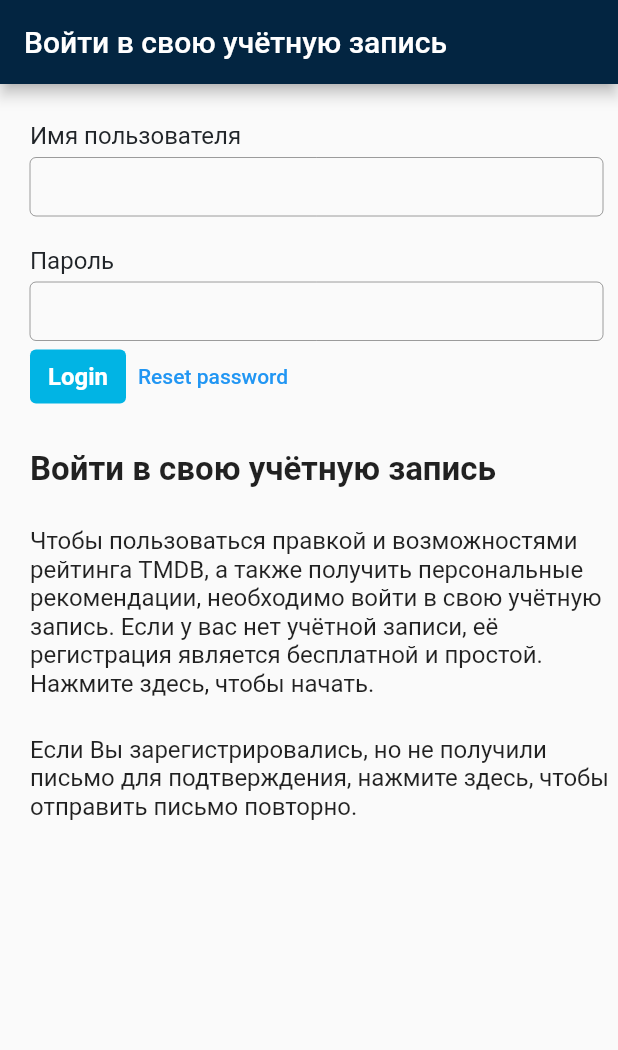
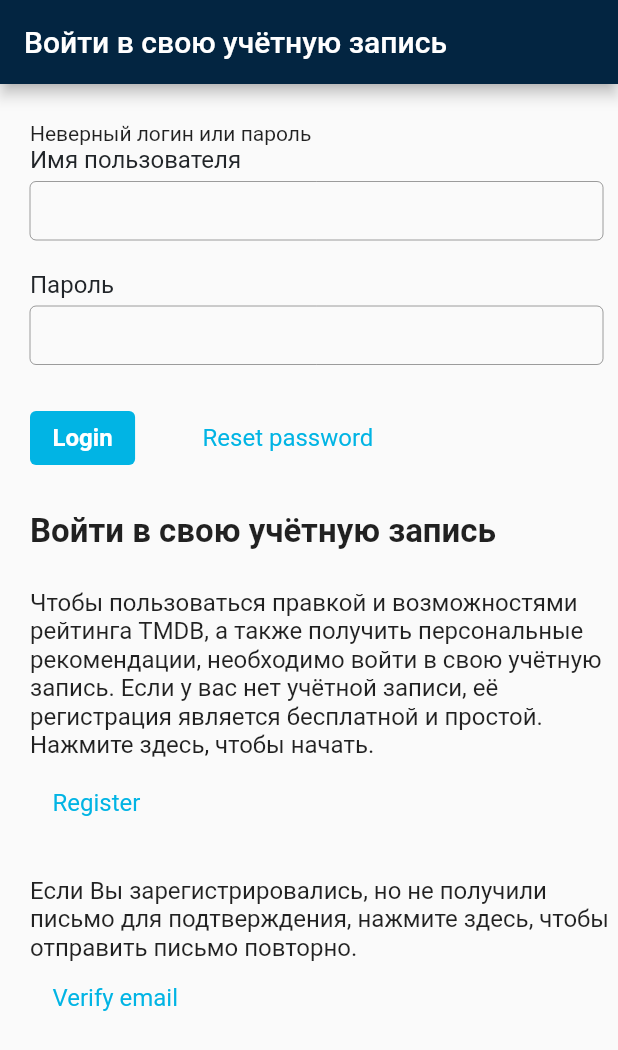
Before and after one commit to Aleksandr19May/themoviedb, a Flutter app: the screen it shows after launch, after a tap on "Login", on a phone screen of 412 x 824 dp. Shown: the top 1050 px of the screen. Run offline on Flutter 3.47's test engine with Material 2 defaults, Android fonts, the phone set to English and light mode, and no system bars.

Commit message:
added login

```diff
--- /dev/null
+++ b/lib/Theme/app_button_style.dart
@@ -0,0 +1,16 @@
+import 'package:flutter/material.dart';
+
+abstract class AppButtonStyle {
+static const ButtonStyle linkButton =  ButtonStyle(
+
+            foregroundColor: MaterialStatePropertyAll(Color(0xFF01B4E4)),
+            padding:MaterialStatePropertyAll(EdgeInsets.symmetric(horizontal: 15,vertical: 8)) ,
+            textStyle: MaterialStatePropertyAll(TextStyle(
+              fontSize: 16,fontWeight: FontWeight.w400
+            ),
+
+            )
+          );
+
+
+}
--- a/lib/widgets/auth/auth_widget.dart
+++ b/lib/widgets/auth/auth_widget.dart
@@ -1,4 +1,5 @@
 import 'package:flutter/material.dart';
+import 'package:themoviedb/Theme/app_button_style.dart';
 
 class AuthWidget extends StatefulWidget {
   const AuthWidget({super.key});
@@ -33,28 +34,42 @@ class _HeaderWidget extends StatelessWidget {
       padding: const EdgeInsets.only(left: 20),
       child: Column(
         crossAxisAlignment: CrossAxisAlignment.start,
-        children: const [
-          SizedBox(
+        children: [
+          const SizedBox(
             height: 25,
           ),
-          _FormWidget(),
-          SizedBox(
+          const _FormWidget(),
+          const SizedBox(
             height: 25,
           ),
-          Text('Войти в свою учётную запись',
+          const Text('Войти в свою учётную запись',
               style: TextStyle(fontSize: 22, fontWeight: FontWeight.bold)),
-          SizedBox(
+          const SizedBox(
             height: 25,
           ),
-          Text(
+          const Text(
               'Чтобы пользоваться правкой и возможностями рейтинга TMDB, а также получить персональные рекомендации, необходимо войти в свою учётную запись. Если у вас нет учётной записи, её регистрация является бесплатной и простой. Нажмите здесь, чтобы начать.',
               style: style),
-          SizedBox(
+          const SizedBox(
+            height: 5,
+          ),
+          TextButton(
+              onPressed: () {},
+              style: AppButtonStyle.linkButton,
+              child: const Text('Register')),
+          const SizedBox(
             height: 25,
           ),
-          Text(
+          const Text(
               'Если Вы зарегистрировались, но не получили письмо для подтверждения, нажмите здесь, чтобы отправить письмо повторно.',
               style: style),
+          TextButton(
+              onPressed: () {},
+              style: AppButtonStyle.linkButton,
+              child: const Text('Verify email')),
+          const SizedBox(
+            height: 5,
+          ),
         ],
       ),
     );
@@ -69,20 +84,42 @@ class _FormWidget extends StatefulWidget {
 }
 
 class _FormWidgetState extends State<_FormWidget> {
+  final _loginTextController = TextEditingController();
+  final _passwordTextController = TextEditingController();
+  String? errorText = null;
+
+  void _auth() {
+   final login =  _loginTextController.text;
+   final password = _passwordTextController.text;
+   if (login == 'admin' && password =='admin' ) {
+    errorText = null;
+    print('open app');}
+    else {
+      errorText = 'Неверный логин или пароль';
+
+    }
+   setState(() {
+
+   });
+  }
+
+  void _resertPassword() {
+    print('resert password');
+  }
+
   @override
   Widget build(BuildContext context) {
-
-
-    const  color =  Color(0xFF01B4E4);
+    const color = Color(0xFF01B4E4);
     const textFieldDecoration = InputDecoration(
         border: OutlineInputBorder(),
         contentPadding: EdgeInsets.symmetric(horizontal: 10, vertical: 10),
         isCollapsed: true);
     const style = TextStyle(fontSize: 16, color: Color(0xFF212529));
-
+final errorText = this.errorText;
     return Column(
       crossAxisAlignment: CrossAxisAlignment.start,
-      children:  [
+      children: [
+        if (errorText != null) Text(errorText),
         const Text(
           'Имя пользователя',
           style: style,
@@ -90,9 +127,10 @@ class _FormWidgetState extends State<_FormWidget> {
         const SizedBox(
           height: 5,
         ),
-        const Padding(
-          padding: EdgeInsets.only(right:10.0),
+         Padding(
+          padding: const EdgeInsets.only(right: 10.0),
           child: TextField(
+            controller: _loginTextController,
             decoration: textFieldDecoration,
           ),
         ),
@@ -106,30 +144,39 @@ class _FormWidgetState extends State<_FormWidget> {
         const SizedBox(
           height: 5,
         ),
-        const Padding(
-          padding: EdgeInsets.only(right:10.0),
+         Padding(
+          padding: const EdgeInsets.only(right: 10.0),
           child: TextField(
+            controller: _passwordTextController,
             decoration: textFieldDecoration,
             obscureText: true,
           ),
         ),
-      Row(children: [
-        TextButton(
-          style:const  ButtonStyle(
-            backgroundColor: MaterialStatePropertyAll(color),
-            foregroundColor: MaterialStatePropertyAll(Colors.white),
-            padding:MaterialStatePropertyAll(value) ,
-            textStyle: MaterialStatePropertyAll(TextStyle(
-              fontSize: 16,fontWeight: FontWeight.w700
+        const SizedBox(
+          height: 25,
+        ),
+        Row(
+          children: [
+            TextButton(
+                style: const ButtonStyle(
+                    backgroundColor: MaterialStatePropertyAll(color),
+                    foregroundColor: MaterialStatePropertyAll(Colors.white),
+                    padding: MaterialStatePropertyAll(
+                        EdgeInsets.symmetric(horizontal: 15, vertical: 8)),
+                    textStyle: MaterialStatePropertyAll(
+                      TextStyle(fontSize: 16, fontWeight: FontWeight.w700),
+                    )),
+                onPressed: _auth,
+                child: const Text('Login')),
+            const SizedBox(
+              width: 30,
             ),
-
-            )
-          ),
-          onPressed: () {}, child: const Text('Login')),
-        TextButton(onPressed: () {}, child: const Text('Reset password')),
-      ],)
-
-
+            TextButton(
+                onPressed: _resertPassword,
+                style: AppButtonStyle.linkButton,
+                child: const Text('Reset password')),
+          ],
+        )
       ],
     );
   }
```
